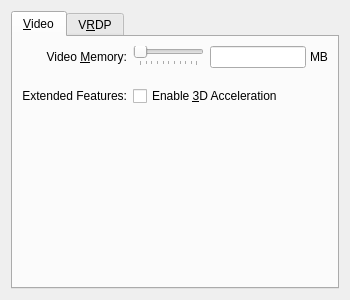
Old version of the form vbox/src/VBox/Frontends/VirtualBox/ui/VBoxVMSettingsDisplay.ui in the repository jljuxgm/vboxgit.
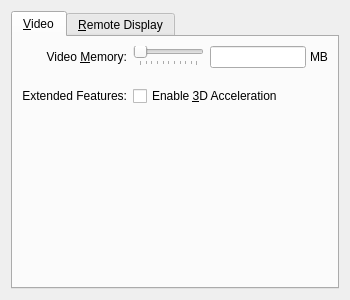
New version of the form. Custom widgets are drawn as their Qt base class.

Commit message:
commit_20275 ------------------------------------------------------------------------ r20275 | vboxsync | 2009-06-04 20:55:54 +0800 (Thu, 04 Jun 2009) | 1 line
FE/Qt4: 3936: Smaller UI modifications - Implemented.
------------------------------------------------------------------------

What changed in the file:
```diff
--- a/vbox/src/VBox/Frontends/VirtualBox/ui/VBoxVMSettingsDisplay.ui
+++ b/vbox/src/VBox/Frontends/VirtualBox/ui/VBoxVMSettingsDisplay.ui
@@ -195,7 +195,7 @@
      </widget>
      <widget class="QWidget" name="mTabVRDP" >
       <attribute name="title" >
-       <string>V&amp;RDP</string>
+       <string>&amp;Remote Display</string>
       </attribute>
       <layout class="QVBoxLayout" name="mLtVRDPPage" >
        <property name="spacing" >
```
The commit also changes 1 other file.
